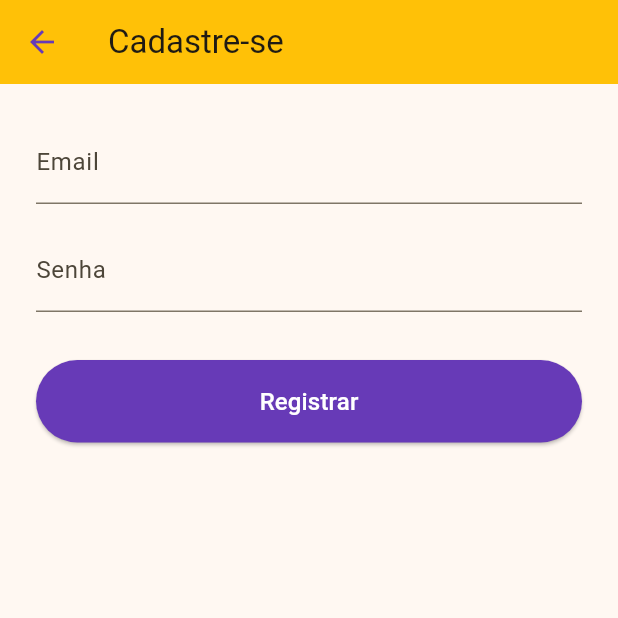
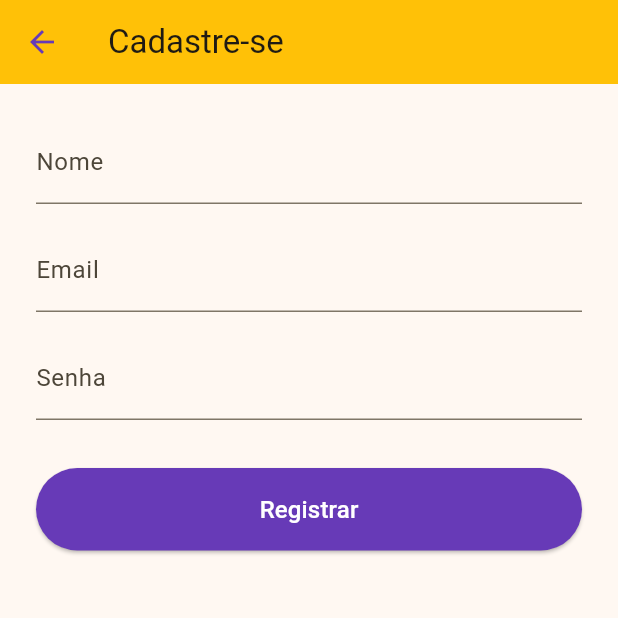
Before and after one commit to MViniciusCoffe/Mellodica, a Flutter app: the RegisterView screen opened directly, on a phone screen of 412 x 824 dp, the top half of it. Run offline on Flutter 3.47's test engine with Material 3 defaults, Android fonts, the phone set to English and light mode, and no system bars.

Commit message:
feat: add `nome` text field in `register_view.dart`

```diff
--- a/lib/controllers/register_controller.dart
+++ b/lib/controllers/register_controller.dart
@@ -5,11 +5,14 @@ class RegisterController {
   final formKey = GlobalKey<FormState>();
   final emailController = TextEditingController();
   final passwordController = TextEditingController();
+  final nameController = TextEditingController();
 
   String? validateEmail(String? value) =>
       FieldsValidators().validateEmail(value);
   String? validatePassword(String? value) =>
       FieldsValidators().validatePassword(value);
+  String? validateName(String? value) =>
+      FieldsValidators.required(value, "Nome");
 
   void submit(BuildContext context) {
     if (formKey.currentState?.validate() ?? false) {
@@ -27,5 +30,6 @@ class RegisterController {
   void dispose() {
     emailController.dispose();
     passwordController.dispose();
+    nameController.dispose();
   }
 }
--- a/lib/views/register_view.dart
+++ b/lib/views/register_view.dart
@@ -29,6 +29,14 @@ class _RegisterViewState extends State<RegisterView> {
             key: _controller.formKey,
             child: Column(
               children: [
+                TextFormField(
+                  controller: _controller.nameController,
+                  validator: _controller.validateName,
+                  decoration: const InputDecoration(labelText: "Nome"),
+                  keyboardType: TextInputType.name,
+                  autovalidateMode: AutovalidateMode.onUserInteraction,
+                ),
+                const SizedBox(height: 16),
                 TextFormField(
                   controller: _controller.emailController,
                   validator: _controller.validateEmail,
```
